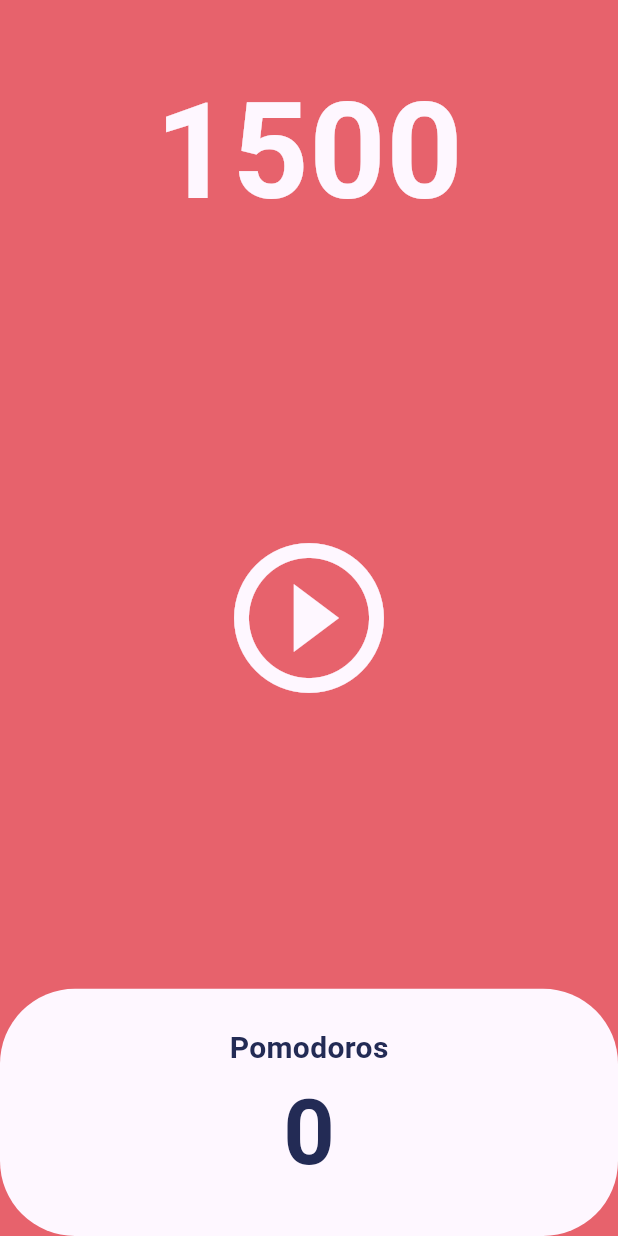
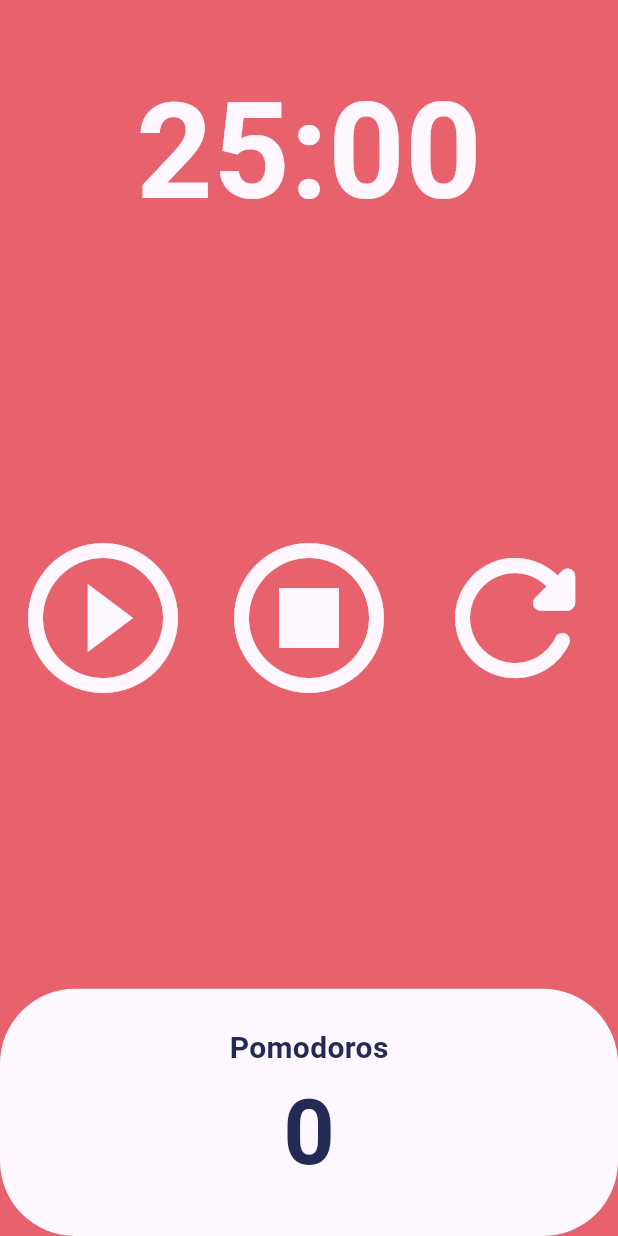
Before and after one commit to DongHyeonKim-tech/flutter-pomodoro-nomad, a Flutter app: the screen it shows after launch, on a phone screen of 412 x 824 dp. Run offline on Flutter 3.47's test engine with Material 3 defaults, Android fonts, the phone set to English and light mode, and no system bars.

Commit message:
#5.3 Date Format - 초단위 시간 format, 횟수 구현, stop,refresh 기능 구현

```diff
--- a/lib/screen/home_screen.dart
+++ b/lib/screen/home_screen.dart
@@ -10,14 +10,28 @@
 }
 
 class _HomeScreenState extends State<HomeScreen> {
-  int totalSeconds = 1500;
+  // 시간 변수 따로 선언
+  static const twentyFiveMinutes = 1500;
+  int totalSeconds = twentyFiveMinutes;
   bool isRunning = false;
+  int totalPomodoros = 0;
   late Timer timer;
 
   void onTick(Timer timer) {
+    // 시간 종료 시 logic
+    if (totalSeconds == 0) {
+      setState(() {
+        totalPomodoros++;
+        isRunning = false;
+        totalSeconds = twentyFiveMinutes;
+      });
+      timer.cancel();
+      // 시간 미종료 시 logic
+    } else {
       setState(() {
         totalSeconds--;
       });
+    }
   }
 
   void onStartPressed() {
@@ -25,16 +39,35 @@
       const Duration(seconds: 1),
       onTick,
     );
-    // timer 시작 시 isRunnging true
     isRunning = true;
   }
 
-  // 정지 function
   void onPausePressed() {
     timer.cancel();
     setState(() {
       isRunning = false;
     });
+  }
+
+  void onStopPressed() {
+    timer.cancel();
+    setState(() {
+      isRunning = false;
+      totalSeconds = twentyFiveMinutes;
+    });
+  }
+
+  void onRefreshPressed() {
+    onStopPressed();
+    totalPomodoros = 0;
+  }
+
+  String format(int seconds) {
+    var duration = Duration(seconds: seconds);
+    // int to time format
+    // print(duration.toString().split(".")[0].replaceAll('0:', ''));
+    // print(duration.toString().split(".").first.substring(2, 7));
+    return duration.toString().split(".").first.substring(2, 7);
   }
 
   @override
@@ -48,7 +81,7 @@
             child: Container(
               alignment: Alignment.bottomCenter,
               child: Text(
-                '$totalSeconds',
+                format(totalSeconds),
                 style: TextStyle(
                     color: Theme.of(context).cardColor,
                     fontSize: 89,
@@ -58,18 +91,37 @@
           ),
           Flexible(
             flex: 3,
-            child: Center(
-              child: IconButton(
+            child: Column(
+              mainAxisAlignment: MainAxisAlignment.center,
+              children: [
+                Row(
+                  mainAxisAlignment: MainAxisAlignment.spaceAround,
+                  children: [
+                    IconButton(
                       iconSize: 120,
                       color: Theme.of(context).cardColor,
                       onPressed: isRunning ? onPausePressed : onStartPressed,
                       icon: Icon(
-                  // isRunning에 따른 icon 변경
                         isRunning
                             ? Icons.pause_circle_outline
                             : Icons.play_circle_outline,
                       ),
                     ),
+                    IconButton(
+                      iconSize: 120,
+                      color: Theme.of(context).cardColor,
+                      onPressed: onStopPressed,
+                      icon: const Icon(Icons.stop_circle_outlined),
+                    ),
+                    IconButton(
+                      iconSize: 120,
+                      color: Theme.of(context).cardColor,
+                      onPressed: onStopPressed,
+                      icon: const Icon(Icons.refresh_rounded),
+                    ),
+                  ],
+                )
+              ],
             ),
           ),
           Flexible(
@@ -97,7 +149,7 @@
                           ),
                         ),
                         Text(
-                          '0',
+                          '$totalPomodoros',
                           style: TextStyle(
                             fontSize: 60,
                             fontWeight: FontWeight.w600,
```
Lines whose indentation alone changed are shown as unchanged.
